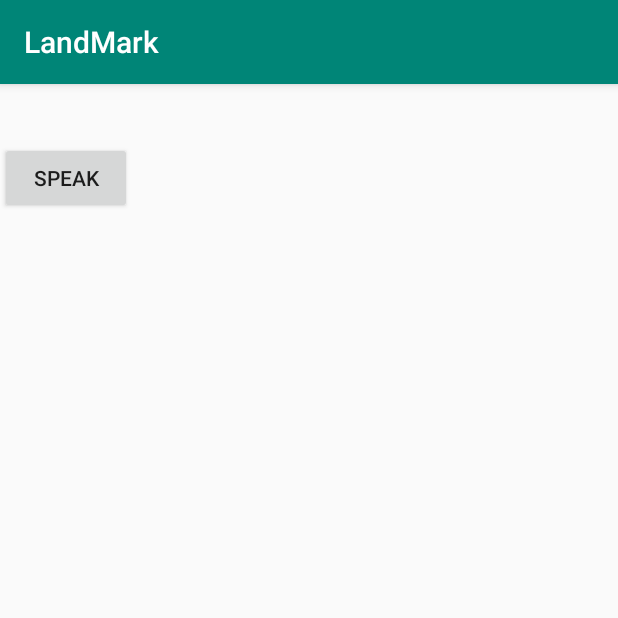
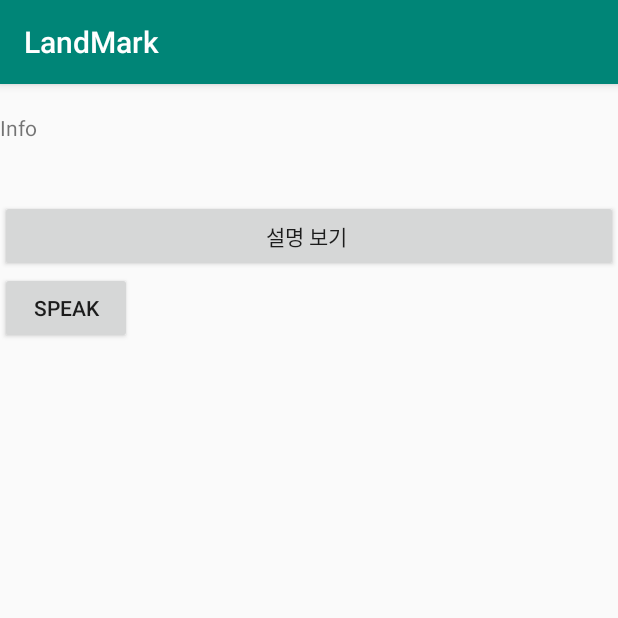
Before and after one commit to uchaan/LandMark, an Android app: the SecondActivity screen opened directly, with no data from a screen before it, after a tap on "SPEAK", on a phone screen of 412 x 824 dp, the top half of it. Run offline under Robolectric (Android 15) with nearby library versions, the phone set to English and light mode, and no system bars; 8 statements that could not run were skipped; 1 other tap on this screen came first.

Commit message:
설명 보기 버튼 추가, 웹사이트랑 티켓 링크 추가 .

```diff
--- a/app/src/main/java/com/example/landmark/SecondActivity.java
+++ b/app/src/main/java/com/example/landmark/SecondActivity.java
@@ -24,8 +24,8 @@ public class SecondActivity extends AppCompatActivity {
 
     String name, confidence;
     double lat, lon;
-    TextView NameT, TestT;
-    Button button;
+    TextView NameT, InfoT, WebT, TicketT;
+    Button SpeakButton, OpenInfoButton;
     private TextToSpeech tts;
 
 
@@ -35,9 +35,13 @@ public class SecondActivity extends AppCompatActivity {
         super.onCreate(savedInstanceState);
         setContentView(R.layout.activity_second);
 
-        NameT = (TextView) findViewById(R.id.textView1);
-        TestT = (TextView) findViewById(R.id.textView2);
-        button = (Button) findViewById(R.id.speak);
+        NameT = (TextView) findViewById(R.id.name);
+        InfoT = (TextView) findViewById(R.id.info);
+        WebT = (TextView) findViewById(R.id.website);
+        TicketT = (TextView) findViewById(R.id.ticket);
+
+        SpeakButton = (Button) findViewById(R.id.speak);
+        OpenInfoButton = (Button) findViewById(R.id.openInfo);
 
         // 이전 액티비티에서 넘겨준 값들 다 받기
         Intent intent = getIntent();
@@ -48,10 +52,28 @@ public class SecondActivity extends AppCompatActivity {
 
         NameT.setText(name);
 
+        // 가져온 랜드마크 이름으로 랜드마크 설명 정보 가져오기 .
         landmark_info landmark = new landmark_info().get(name.toLowerCase());
-        String test = landmark.info;
-        TestT.setText(test);
+        InfoT.setText(landmark.info);
+        WebT.setText(landmark.website);
+        TicketT.setText(landmark.ticket);
 
+        // 설명 보기 버튼 설정.
+        OpenInfoButton.setOnClickListener(new View.OnClickListener() {
+            int count = 0;
+            @Override
+            public void onClick(View v) {
+                count++;
+                if (count%2==1) {
+                    findViewById(R.id.information).setVisibility(View.VISIBLE);
+                } else {
+                    findViewById(R.id.information).setVisibility(View.GONE);
+                }
+
+            }
+        });
+
+        // 읽어주기  객체 생성.
         tts = new TextToSpeech(this, new TextToSpeech.OnInitListener() {
             @Override
             public void onInit(int status) {
@@ -60,14 +82,16 @@ public class SecondActivity extends AppCompatActivity {
                 }
             }
         });
-        button.setOnClickListener(new View.OnClickListener() {
+
+        // 읽어주기 시작 버튼 설정.
+        SpeakButton.setOnClickListener(new View.OnClickListener() {
             int Count = 0;
             @Override
             public void onClick(View v) {
                 Count++;
                 if (Count%2==1){
                     tts.setSpeechRate(1f);
-                    tts.speak(TestT.getText().toString(), TextToSpeech.QUEUE_FLUSH, null);
+                    tts.speak(InfoT.getText().toString(), TextToSpeech.QUEUE_FLUSH, null);
                 } else {
                     tts.stop();
                 }
--- a/app/src/main/res/layout/activity_second.xml
+++ b/app/src/main/res/layout/activity_second.xml
@@ -11,7 +11,7 @@
         android:layout_height="wrap_content">
 
         <TextView
-            android:id="@+id/textView1"
+            android:id="@+id/name"
             android:layout_width="wrap_content"
             android:layout_height="wrap_content"
             android:layout_weight="1"
@@ -20,15 +20,42 @@
     </LinearLayout>
 
     <LinearLayout
+        android:id="@+id/information"
+        android:layout_width="match_parent"
+        android:layout_height="wrap_content"
+        android:orientation="vertical"
+        android:visibility="gone">
+
+        <TextView
+            android:id="@+id/info"
+            android:layout_width="wrap_content"
+            android:layout_height="wrap_content"
+            android:layout_weight="1"
+            android:text="Info" />
+
+        <TextView
+            android:layout_width="wrap_content"
+            android:layout_height="wrap_content"
+            android:layout_weight="1"
+            android:id="@+id/website"/>
+
+        <TextView
+            android:layout_width="wrap_content"
+            android:layout_height="wrap_content"
+            android:layout_weight="1"
+            android:id="@+id/ticket"/>
+
+    </LinearLayout>
+
+    <LinearLayout
         android:layout_width="match_parent"
         android:layout_height="wrap_content">
 
-        <TextView
-            android:id="@+id/textView2"
-            android:layout_width="wrap_content"
+        <Button
+            android:layout_width="match_parent"
             android:layout_height="wrap_content"
-            android:layout_weight="1"
-            android:text="confidence" />
+            android:text="설명 보기 "
+            android:id="@+id/openInfo"/>
 
     </LinearLayout>
 
```
